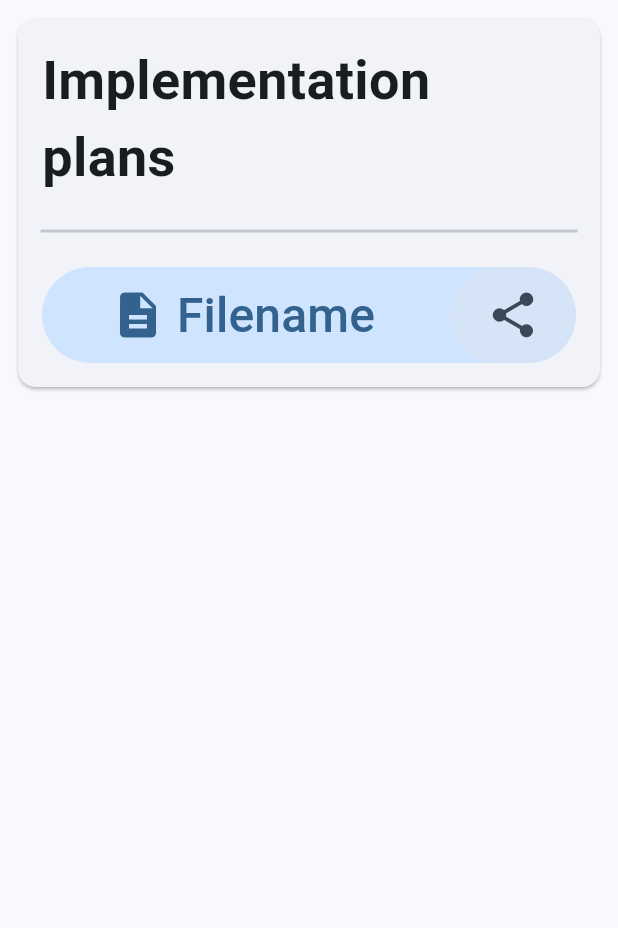
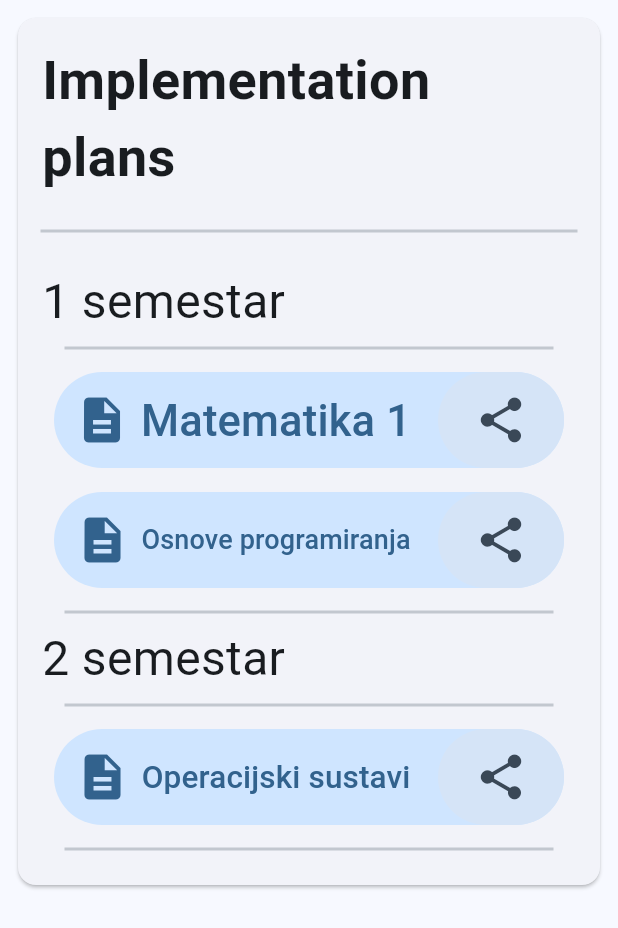
Before and after one commit to Noname3123/FiditME, a Flutter app: the DinpsPage widget shown alone on an empty page, opened directly, after a tap on the "share" icon, on a phone screen of 412 x 824 dp. Shown: the top 928 px of the screen. Run offline on Flutter 3.47's test engine with Material 3 defaults, Android fonts, the phone set to English and light mode, and no system bars; drawn by our look-alikes of auto_size_text; our stand-ins replace flutter_map, latlong2, localstorage, open_filex, settings_ui, share_plus; missing offline and left inert: maps_launcher; generated files the repository leaves out were written again.

Commit message:
Implemented method for generating documents. Finished documents class.

```diff
--- a/fidit_me_jakupovic/lib/models/internet_documents.dart
+++ b/fidit_me_jakupovic/lib/models/internet_documents.dart
@@ -5,17 +5,62 @@ class Document {
   ///url of the document
   final Uri url;
 
-  ///Name of document
+  ///Name of document (name matches )
   final String documentName;
 }
 
-///this class contains additional info unique to dinp documents - such as semester number
-class DinpDocument extends Document {
-  DinpDocument(
-      {required super.url,
-      required super.documentName,
-      required this.semesterNumber});
+///This var is a map which contains a list of all documents linked to semester number (key) for undergraduate studies
+var dinpPreddiplomskiStudiji = {
+  1: [
+    Document(
+      url: Uri(
+          scheme: "https",
+          host: "inf.uniri.hr",
+          path:
+              "/images/nastava/izvedbeni/2023_2024/PDS/1/DINP_FIDIT_2023_2024_MAT1.pdf"),
+      documentName: "Matematika 1",
+    ),
+    Document(
+      url: Uri(
+          scheme: "https",
+          host: "inf.uniri.hr",
+          path:
+              "/images/nastava/izvedbeni/2023_2024/PDS/1/DINP_FIDIT_2023_2024_OPROG.pdf"),
+      documentName: "Osnove programiranja",
+    )
+  ],
+  2: [
+    Document(
+      url: Uri(
+          scheme: "https",
+          host: "inf.uniri.hr",
+          path:
+              "images/nastava/izvedbeni/2023_2024/PDS/1/DINP_FIDIT_2023_2024_OS.pdf"),
+      documentName: "Operacijski sustavi",
+    )
+  ]
+};
 
-  ///Number of semester of this object
-  final int semesterNumber;
-}
+///This var is a map which contains a list of all documents linked to semester number (key) for graduate studies
+var dinpDiplomskiStudiji = {
+  1: [
+    Document(
+      url: Uri(
+          scheme: "https",
+          host: "inf.uniri.hr",
+          path:
+              "/images/nastava/izvedbeni/2023_2024/DS/1/DINP_FIDIT_2023_2024_DAP.pdf"),
+      documentName: "Dubinska analiza podataka",
+    )
+  ],
+  2: [
+    Document(
+      url: Uri(
+          scheme: "https",
+          host: "inf.uniri.hr",
+          path:
+              "/images/nastava/izvedbeni/2023_2024/DS/1/DINP_FIDIT_2023_2024_SDU.pdf"),
+      documentName: "Strojno i duboko učenje",
+    )
+  ]
+};
--- a/fidit_me_jakupovic/lib/pages/dinps.dart
+++ b/fidit_me_jakupovic/lib/pages/dinps.dart
@@ -1,10 +1,13 @@
 import 'dart:io';
 
+import 'package:auto_size_text/auto_size_text.dart';
 import 'package:flutter/material.dart';
 import 'package:flutter_gen/gen_l10n/app_localizations.dart';
 import 'package:http/http.dart' as http;
 import 'package:path_provider/path_provider.dart';
-import 'package:open_filex/open_filex.dart'; //TODO: open filex here
+import 'package:open_filex/open_filex.dart';
+import 'package:share_plus/share_plus.dart';
+import 'package:fidit_me_jakupovic/models/internet_documents.dart' as documents;
 
 class DinpsPage extends StatelessWidget {
   const DinpsPage({super.key});
@@ -26,18 +29,43 @@ class DinpsPage extends StatelessWidget {
             )),
             dividerTheme: const DividerThemeData(
                 thickness: 2, indent: 15, endIndent: 15)),
-        child: ListView(
-            padding: const EdgeInsets.all(8),
-            children: [createDocumentCard(context)]));
+        child: ListView(padding: const EdgeInsets.all(8), children: [
+          createCard(
+              context,
+              documents
+                  .dinpPreddiplomskiStudiji) //TODO:change which docs are sent here depending on role
+        ]));
   }
 
   ///this method iterates through all DINP docs and renders a card for all of them. It returns a list of widgets
-  // Widget[] renderCardsForDINPS(){
+  Widget generateButtonsForDocuments(BuildContext context,
+      Map<int, List<documents.Document>> listOfDocuments) {
     //TODO: this method must receive a class containing dinp semester, subject name and appropriate share + open document methods
-  //}
+    return Column(
+      children: [
+        ...listOfDocuments.keys.map((key) {
+          return Column(
+            crossAxisAlignment: CrossAxisAlignment.start,
+            children: [
+              Text(
+                "$key semestar",
+                style: contentTextStyle,
+              ),
+              const Divider(),
+              ...listOfDocuments[key]!.map((document) {
+                return createDocumentButton(context, document);
+              }),
+              const Divider(),
+            ],
+          );
+        })
+      ], //TODO: localize
+    );
+  }
 
-  ///this method creates and returns a Card widget
-  Widget createDocumentCard(BuildContext context) {
+  ///this method creates and returns a Card widget which is populated with documents
+  Widget createCard(BuildContext context,
+      Map<int, List<documents.Document>> listOfDocuments) {
     //TODO: add appropriate params to load names accurately
     return Card(
         child: Column(
@@ -53,17 +81,17 @@ class DinpsPage extends StatelessWidget {
         const Divider(),
         Padding(
             padding: const EdgeInsets.all(16.0),
-          child: Column(
-            children: [createDocumentButton(context)],
-          ),
-        ),
+            child: generateButtonsForDocuments(context, listOfDocuments)),
       ],
     ));
   }
 
   ///This method returns a widget which represents a document button which contains share and download methods
-  Widget createDocumentButton(BuildContext context) {
-    return Container(
+  Widget createDocumentButton(
+      BuildContext context, documents.Document document) {
+    return Padding(
+      padding: const EdgeInsets.all(8.0),
+      child: Container(
         decoration: BoxDecoration(
             color: Theme.of(context).colorScheme.primaryContainer,
             borderRadius: const BorderRadius.horizontal(
@@ -76,15 +104,16 @@ class DinpsPage extends StatelessWidget {
                 height: documentButtonStyleheight,
                 child: TextButton.icon(
                   onPressed: () {
-                  openDocument();
+                    openDocument(document);
                   },
                   icon: Icon(
                     Icons.description,
                     size: iconSize,
                   ),
-                label: Text(
-                  "Filename",
+                  label: AutoSizeText(
+                    document.documentName,
                     style: contentTextStyle,
+                    maxLines: 1,
                   ),
                 ),
               ),
@@ -92,7 +121,9 @@ class DinpsPage extends StatelessWidget {
             SizedBox(
               height: documentButtonStyleheight,
               child: FilledButton.tonalIcon(
-              onPressed: () {},
+                onPressed: () {
+                  shareDocument(context, document);
+                },
                 label: Icon(
                   Icons.share,
                   size: iconSize,
@@ -101,21 +132,25 @@ class DinpsPage extends StatelessWidget {
             ),
           ],
         ),
+      ),
     );
+  }
+
+  ///this async method shares the document to appropriate app on the playtform
+  void shareDocument(BuildContext context, documents.Document document) async {
+    //TODO: add param to determine doc URL
+
+    Share.share(document.url.toString(),
+        subject:
+            "Sharing {filename}"); //TODO: Localize this message and instead of filename add the name of file
   }
 
   ///This async method opens the appropriate document.
   ///
-  void openDocument() async {
+  void openDocument(documents.Document document) async {
     //TODO: add param which will open doc
 
-    Uri pdfurl = Uri(
-        scheme: "https",
-        host: "inf.uniri.hr",
-        path:
-            "/images/nastava/izvedbeni/2023_2024/PDS/1/DINP_FIDIT_2023_2024_MAT1.pdf");
-
-    var pdfResponse = await http.get(pdfurl);
+    var pdfResponse = await http.get(document.url);
 
     if (pdfResponse.statusCode != 200) {
       throw Exception('Failed to download PDF');
--- a/fidit_me_jakupovic/pubspec.yaml
+++ b/fidit_me_jakupovic/pubspec.yaml
@@ -49,6 +49,8 @@ dependencies:
   path_provider: ^2.1.4
   permission_handler: ^11.3.1
   open_filex: ^4.5.0
+  share_plus: ^10.0.2
+  auto_size_text: ^3.0.0
 
 
 
```
Also changed, not shown: fidit_me_jakupovic/pubspec.lock, 3 other files. Lines whose indentation alone changed are shown as unchanged.
